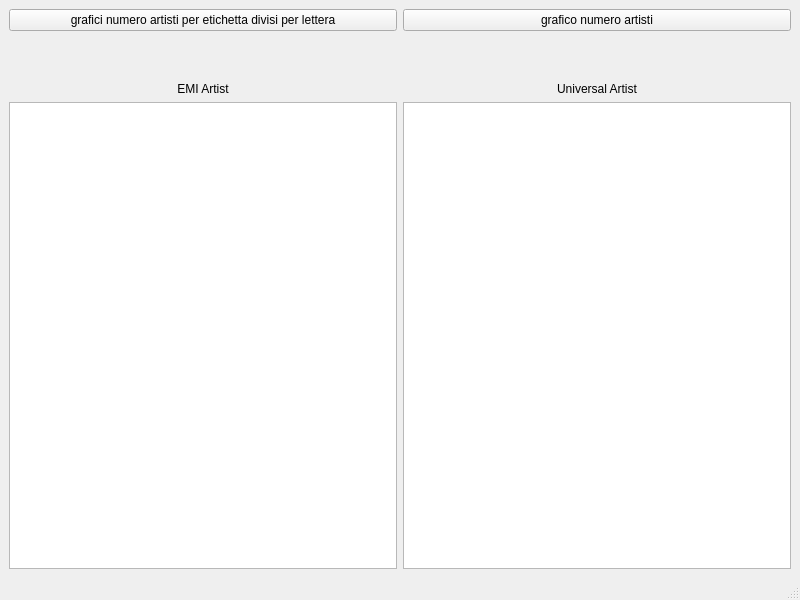
This is ubuntu/ArtistiC/mainwindow.ui in Perego98/artisti as Qt 5 draws it before an edit. The edited form follows.
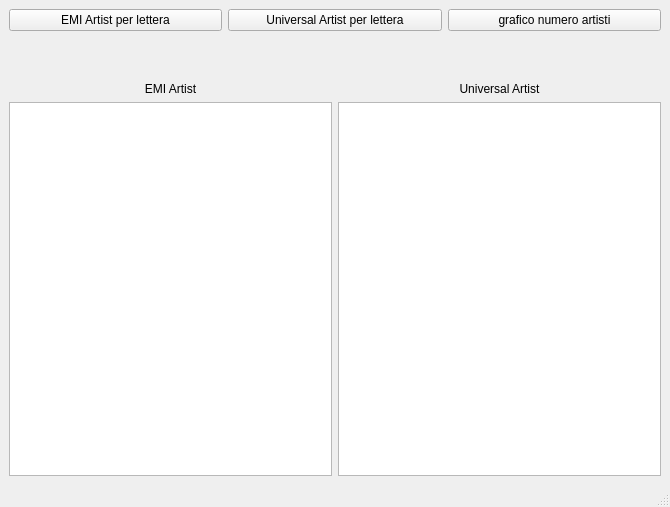
This is the edited form.

Commit message: aggiunta prima parte grafici funzionanti

The edit to the form file:
```diff
--- a/ubuntu/ArtistiC/mainwindow.ui
+++ b/ubuntu/ArtistiC/mainwindow.ui
@@ -6,8 +6,8 @@
    <rect>
     <x>0</x>
     <y>0</y>
-    <width>800</width>
-    <height>600</height>
+    <width>670</width>
+    <height>507</height>
    </rect>
   </property>
   <property name="windowTitle">
@@ -16,16 +16,36 @@
   <widget class="QWidget" name="centralwidget">
    <layout class="QGridLayout" name="gridLayout">
     <item row="0" column="0">
+     <layout class="QVBoxLayout" name="verticalLayout">
+      <item>
+       <layout class="QHBoxLayout" name="horizontalLayout_2">
+        <item>
+         <widget class="QPushButton" name="pushButtonGrafico1">
+          <property name="text">
+           <string>EMI Artist per lettera</string>
+          </property>
+         </widget>
+        </item>
+        <item>
+         <widget class="QPushButton" name="pushButtonGrafico2">
+          <property name="text">
+           <string>Universal Artist per lettera</string>
+          </property>
+         </widget>
+        </item>
+        <item>
+         <widget class="QPushButton" name="pushButton_grafico2">
+          <property name="text">
+           <string>grafico numero artisti</string>
+          </property>
+         </widget>
+        </item>
+       </layout>
+      </item>
+      <item>
      <layout class="QHBoxLayout" name="contenitoreEsterno">
       <item>
        <layout class="QVBoxLayout" name="contenitoreSX">
-        <item>
-         <widget class="QPushButton" name="pushButtonGrafico1">
-          <property name="text">
-           <string>grafici numero artisti per etichetta divisi per lettera</string>
-          </property>
-         </widget>
-        </item>
         <item>
          <spacer name="verticalSpacerSX">
           <property name="orientation">
@@ -77,13 +97,6 @@
       </item>
       <item>
        <layout class="QVBoxLayout" name="contenitoreDX">
-        <item>
-         <widget class="QPushButton" name="pushButton_grafico2">
-          <property name="text">
-           <string>grafico numero artisti</string>
-          </property>
-         </widget>
-        </item>
         <item>
          <spacer name="verticalSpacerDX">
           <property name="orientation">
@@ -121,6 +134,8 @@
      </layout>
     </item>
    </layout>
+    </item>
+   </layout>
   </widget>
   <widget class="QMenuBar" name="menubar">
    <property name="geometry">
```
Left out of the diff: 2 changed lines with no effect on the pictures. Lines whose indentation alone changed are shown as unchanged. The commit also changes 19 other files.
